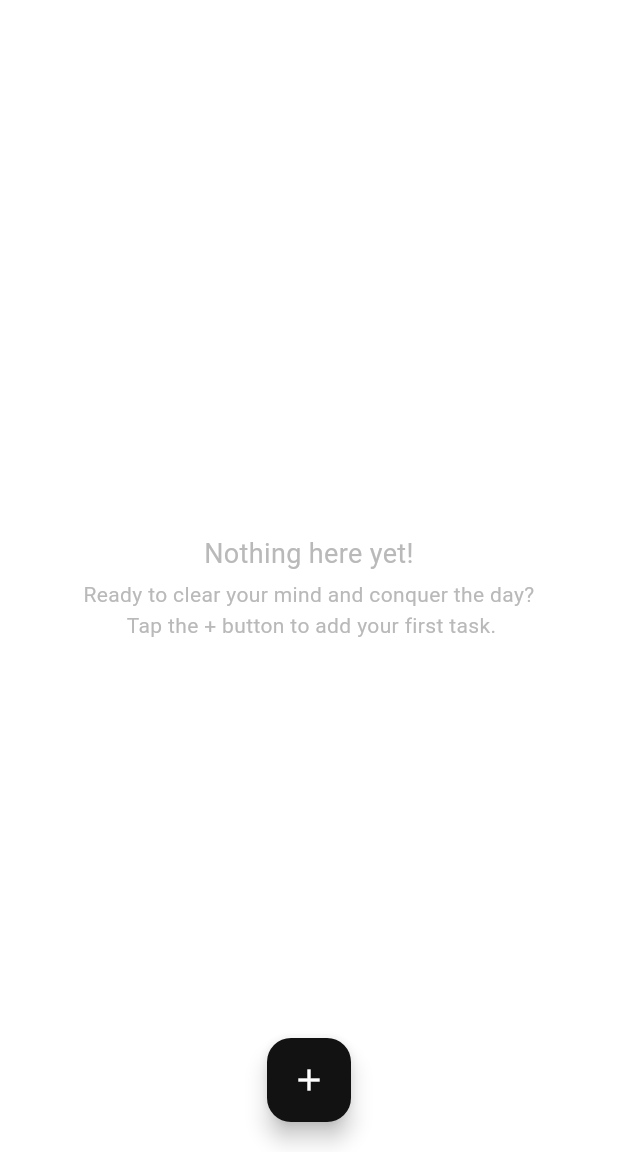
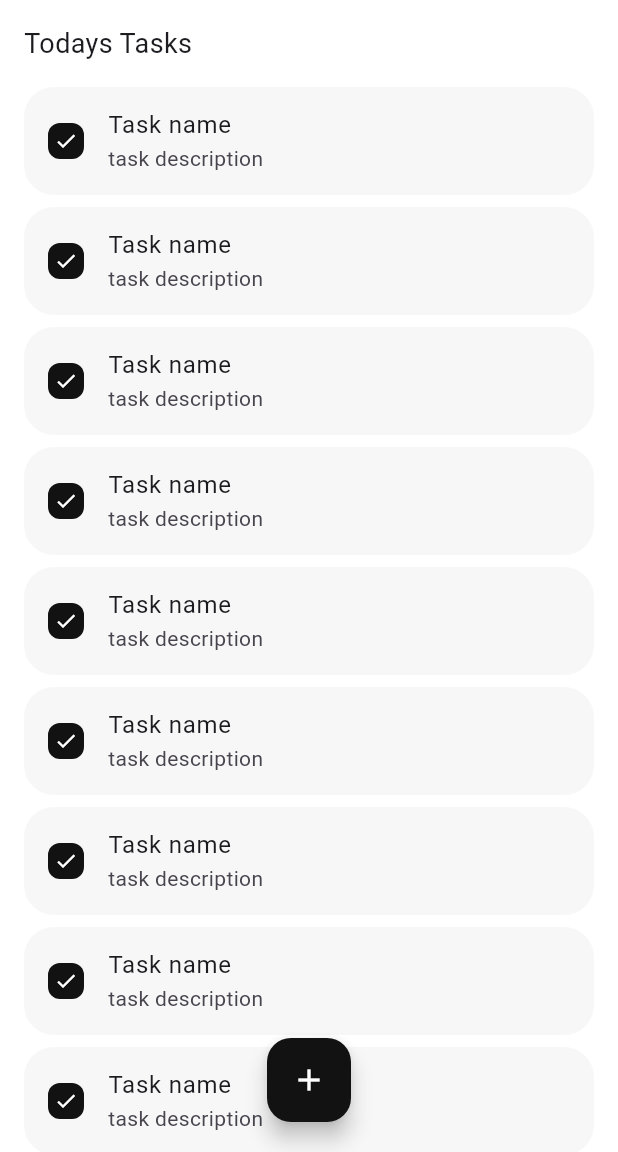
Before and after one commit to mukt-SPEC/claro, a Flutter app: the screen it shows after launch, on a phone screen of 412 x 824 dp, the part 84-1236 px from its top. Run offline on Flutter 3.47's test engine with Material 3 defaults, Android fonts, the phone set to English and light mode, and no system bars; our stand-ins replace google_fonts, hive, hive_flutter; accounts and stored records are empty; Roboto replaces fonts that are missing (Afacad).

Commit message:
worked on home page

```diff
--- /dev/null
+++ b/lib/extensions/spacer.dart
@@ -0,0 +1,10 @@
+import 'package:flutter/widgets.dart';
+
+extension IntExtension on int? {
+  int validate({int value = 0}) {
+    return this ?? value;
+  }
+
+  Widget get h => SizedBox(height: this?.toDouble());
+  Widget get w => SizedBox(width: this?.toDouble());
+}
--- a/lib/home.dart
+++ /dev/null
@@ -1,112 +0,0 @@
-import 'package:claro/main.dart';
-import 'package:claro/model/todo_model.dart';
-
-import 'package:claro/views/widgets/taskcontainer.dart';
-import 'package:flutter/material.dart';
-import 'package:google_fonts/google_fonts.dart';
-import 'package:hive_flutter/hive_flutter.dart';
-
-class HomePage extends StatefulWidget {
-  final Box<Tasks> todoBox = Hive.box<Tasks>('tasks');
-
-  HomePage({super.key});
-
-  @override
-  State<HomePage> createState() => _HomePageState();
-}
-
-class _HomePageState extends State<HomePage> {
-  @override
-  Widget build(BuildContext context) {
-    return Scaffold(
-      backgroundColor: Colors.white,
-      appBar: AppBar(
-        backgroundColor: const Color(0xff121212),
-        title: Text(
-          'CLARO',
-          style: GoogleFonts.afacad(fontSize: 24, color: Colors.white),
-        ),
-        centerTitle: true,
-      ),
-      body: ValueListenableBuilder<Box<Tasks>>(
-        valueListenable: Hive.box<Tasks>('tasks').listenable(),
-        builder: (context, box, _) {
-          return Padding(
-            padding: EdgeInsets.all(16),
-            child:
-                box.get('tasks') == null
-                    ? Column(
-                      mainAxisAlignment: MainAxisAlignment.center,
-                      crossAxisAlignment: CrossAxisAlignment.center,
-                      children: [
-                        const SizedBox(height: 16),
-                        Center(
-                          child: Column(
-                            children: [
-                              Text(
-                                'Nothing here yet!',
-                                textAlign: TextAlign.center,
-                                style: GoogleFonts.afacad(
-                                  fontSize: 18,
-                                  color: const Color(0xffb9b9b9),
-                                ),
-                              ),
-                              const SizedBox(height: 4),
-                              Text(
-                                'Ready to clear your mind and conquer the day?\n Tap the + button to add your first task.',
-                                textAlign: TextAlign.center,
-                                style: GoogleFonts.afacad(
-                                  fontSize: 14,
-                                  height: 1.5,
-                                  color: const Color(0xffb9b9b9),
-                                ),
-                              ),
-                            ],
-                          ),
-                        ),
-                      ],
-                    )
-                    : Column(
-                      children: [
-                        Text(
-                          'Today\'s task',
-                          style: GoogleFonts.afacad(
-                            fontWeight: FontWeight.w500,
-                            fontSize: 14,
-                          ),
-                        ),
-                        const SizedBox(height: 8),
-                        Row(
-                          children: [
-                            Icon(Icons.calendar_today_rounded),
-                            Text('date'),
-                          ],
-                        ),
-
-                        Expanded(
-                          child: ListView.builder(
-                            itemCount: box.values.length,
-                            itemBuilder: (context, index) {
-                              Tasks? currentTask = box.getAt(index);
-
-                            },
-                          ),
-                        ),
-                      ],
-                    ),
-          );
-        },
-      ),
-
-      floatingActionButton: Padding(
-        padding: const EdgeInsets.only(bottom: 4.0),
-        child: FloatingActionButton(
-          onPressed: () {},
-          backgroundColor: const Color(0xff121212),
-          child: const Icon(Icons.add, color: Colors.white),
-        ),
-      ),
-      floatingActionButtonLocation: FloatingActionButtonLocation.centerFloat,
-    );
-  }
-}
--- a/lib/main.dart
+++ b/lib/main.dart
@@ -1,4 +1,4 @@
-import 'package:claro/home.dart';
+import 'package:claro/views/home/widget/home.dart';
 import 'package:claro/model/todo_model.dart';
 import 'package:flutter/material.dart';
 import 'package:hive_flutter/adapters.dart';
--- a/lib/utils/app_color.dart
+++ b/lib/utils/app_color.dart
@@ -2,6 +2,6 @@ import 'package:flutter/material.dart';
 
 class AppColor {
   static const Color primary = Color(0xFF121212);
-  static const Color secondary = Color(0xFF1F1F1F);
+  static const Color secondary = Color(0xFFf7f7f7);
   static const Color accent = Color(0xFFb9b9b9);
 }
--- a/lib/utils/app_copy.dart
+++ b/lib/utils/app_copy.dart
@@ -5,5 +5,5 @@ class AppCopies {
   static const String addTaskHint = "Add a new task";
   static const String noTasksHeader = "Nothing here yet!";
   static const String noTasksMessage =
-      "Ready to clear your mind and conquer the day? Tap the + button to add your first task.";
+      "Ready to clear your mind and conquer the day?\n Tap the + button to add your first task.";
 }
--- /dev/null
+++ b/lib/views/home/components/emptystate.dart
@@ -0,0 +1,35 @@
+import 'package:claro/utils/app_color.dart';
+import 'package:claro/utils/app_copy.dart';
+import 'package:flutter/widgets.dart';
+import 'package:google_fonts/google_fonts.dart';
+
+class Emptystate extends StatelessWidget {
+  const Emptystate({super.key});
+
+  @override
+  Widget build(BuildContext context) {
+    return Column(
+      children: [
+        SizedBox(height: 100),
+        Center(
+          child: Text(
+            AppCopies.noTasksHeader,
+            style: GoogleFonts.afacad(fontSize: 18, color: AppColor.accent),
+          ),
+        ),
+        SizedBox(height: 20),
+        Center(
+          child: Text(
+            AppCopies.noTasksMessage,
+            textAlign: TextAlign.center,
+            style: GoogleFonts.afacad(
+              fontSize: 14,
+              height: 1.5,
+              color: AppColor.accent,
+            ),
+          ),
+        ),
+      ],
+    );
+  }
+}
--- /dev/null
+++ b/lib/views/home/widget/home.dart
@@ -0,0 +1,107 @@
+import 'package:claro/extensions/spacer.dart';
+import 'package:claro/main.dart';
+import 'package:claro/model/todo_model.dart';
+import 'package:claro/utils/app_color.dart';
+
+import 'package:claro/views/home/components/taskcontainer.dart';
+import 'package:flutter/cupertino.dart';
+import 'package:flutter/material.dart';
+import 'package:google_fonts/google_fonts.dart';
+import 'package:hive_flutter/hive_flutter.dart';
+
+class HomePage extends StatefulWidget {
+  final Box<Tasks> todoBox = Hive.box<Tasks>('tasks');
+
+  HomePage({super.key});
+
+  @override
+  State<HomePage> createState() => _HomePageState();
+}
+
+class _HomePageState extends State<HomePage> {
+  @override
+  Widget build(BuildContext context) {
+    return Scaffold(
+      backgroundColor: Colors.white,
+      appBar: AppBar(
+        backgroundColor: AppColor.primary,
+        title: Text(
+          'CLARO',
+          style: GoogleFonts.afacad(fontSize: 24, color: Colors.white),
+        ),
+        centerTitle: true,
+      ),
+      body: SizedBox(
+        width: double.infinity,
+        height: double.infinity,
+        child: Padding(
+          padding: EdgeInsets.fromLTRB(16, 16, 16, 0),
+          child: SizedBox(
+            width: double.infinity,
+            height: 680,
+            child: Column(
+              spacing: 16,
+              crossAxisAlignment: CrossAxisAlignment.start,
+              children: [
+                Text(
+                  'Todays Tasks',
+                  style: GoogleFonts.afacad(
+                    fontSize: 18,
+                    fontWeight: FontWeight.normal,
+                  ),
+                ),
+                Expanded(
+                  child: ListView.builder(
+                    itemCount: 20,
+                    scrollDirection: Axis.vertical,
+                    itemBuilder: (BuildContext context, int index) {
+                      return AnimatedContainer(
+                        margin: EdgeInsets.only(bottom: 8),
+                        decoration: BoxDecoration(
+                          color: AppColor.secondary,
+                          borderRadius: BorderRadius.circular(20),
+                        ),
+                        duration: const Duration(milliseconds: 450),
+                        child: GestureDetector(
+                          onTap: () {},
+                          child: ListTile(
+                            leading: AnimatedContainer(
+                              padding: EdgeInsets.all(4),
+                              duration: const Duration(milliseconds: 350),
+                              decoration: BoxDecoration(
+                                color: AppColor.primary,
+                                shape: BoxShape.rectangle,
+                                borderRadius: BorderRadius.circular(8),
+                              ),
+                              child: Icon(
+                                Icons.check,
+                                size: 16,
+                                color: Colors.white,
+                              ),
+                            ),
+                            title: Text('Task name'),
+                            subtitle: Text('task description'),
+                          ),
+                        ),
+                      );
+                    },
+                  ),
+                ),
+              ],
+            ),
+          ),
+        ),
+      ),
+
+      floatingActionButton: Padding(
+        padding: const EdgeInsets.only(bottom: 4.0),
+        child: FloatingActionButton(
+          onPressed: () {},
+          backgroundColor: AppColor.primary,
+          child: const Icon(Icons.add, color: Colors.white),
+        ),
+      ),
+      floatingActionButtonLocation: FloatingActionButtonLocation.centerFloat,
+    );
+  }
+}
```
Also changed, not shown: lib/views/home/components/taskcontainer.dart (renamed from lib/views/widgets/taskcontainer.dart).
